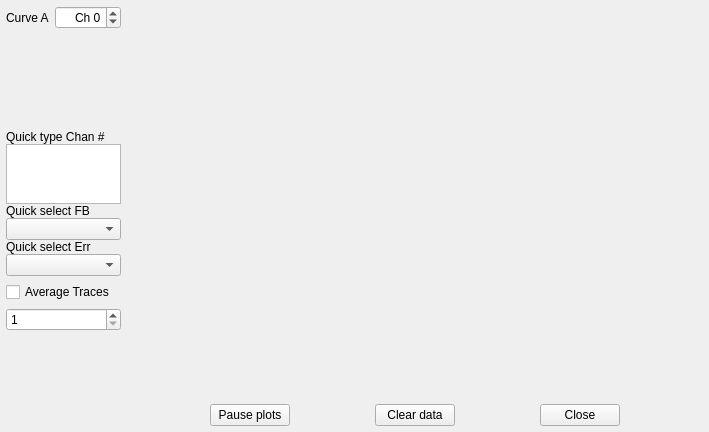
usnistgov/microscope, file microscope/ui/plotwindow.ui: the form before one commit.
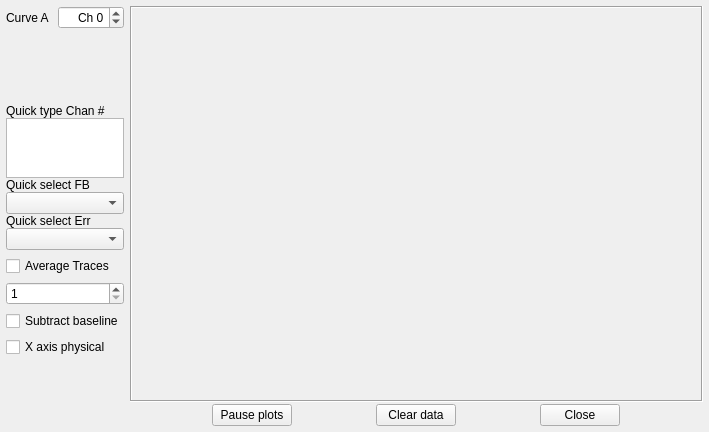
The form after the commit.

What changed in the file:
```diff
--- a/microscope/ui/plotwindow.ui
+++ b/microscope/ui/plotwindow.ui
@@ -27,7 +27,7 @@
     <number>6</number>
    </property>
    <item>
-    <layout class="QVBoxLayout" name="chanSelectLayout" stretch="0,0,0,0,0,0">
+    <layout class="QVBoxLayout" name="chanSelectLayout" stretch="0,0,0,0,0,0,0,0">
      <property name="spacing">
       <number>6</number>
      </property>
@@ -153,6 +153,20 @@
        </property>
       </widget>
      </item>
+     <item>
+      <widget class="QCheckBox" name="subtractBaselineCheck">
+       <property name="text">
+        <string>Subtract baseline</string>
+       </property>
+      </widget>
+     </item>
+     <item>
+      <widget class="QCheckBox" name="xPhysicalCheck">
+       <property name="text">
+        <string>X axis physical</string>
+       </property>
+      </widget>
+     </item>
      <item>
       <spacer name="verticalSpacer">
        <property name="orientation">
@@ -181,11 +195,13 @@
          <verstretch>0</verstretch>
         </sizepolicy>
        </property>
-      </widget>
-     </item>
-     <item>
-      <widget class="QWidget" name="minMaxRangeWidget" native="true">
-       <layout class="QGridLayout" name="plotRangeTexts"/>
+       <property name="frameShape">
+        <enum>QFrame::Box</enum>
+       </property>
+       <property name="frameShadow">
+        <enum>QFrame::Sunken</enum>
+       </property>
+       <layout class="QVBoxLayout" name="verticalLayout"/>
       </widget>
      </item>
      <item>
```
Left out of the diff: 10 changed lines with no effect on the pictures.
